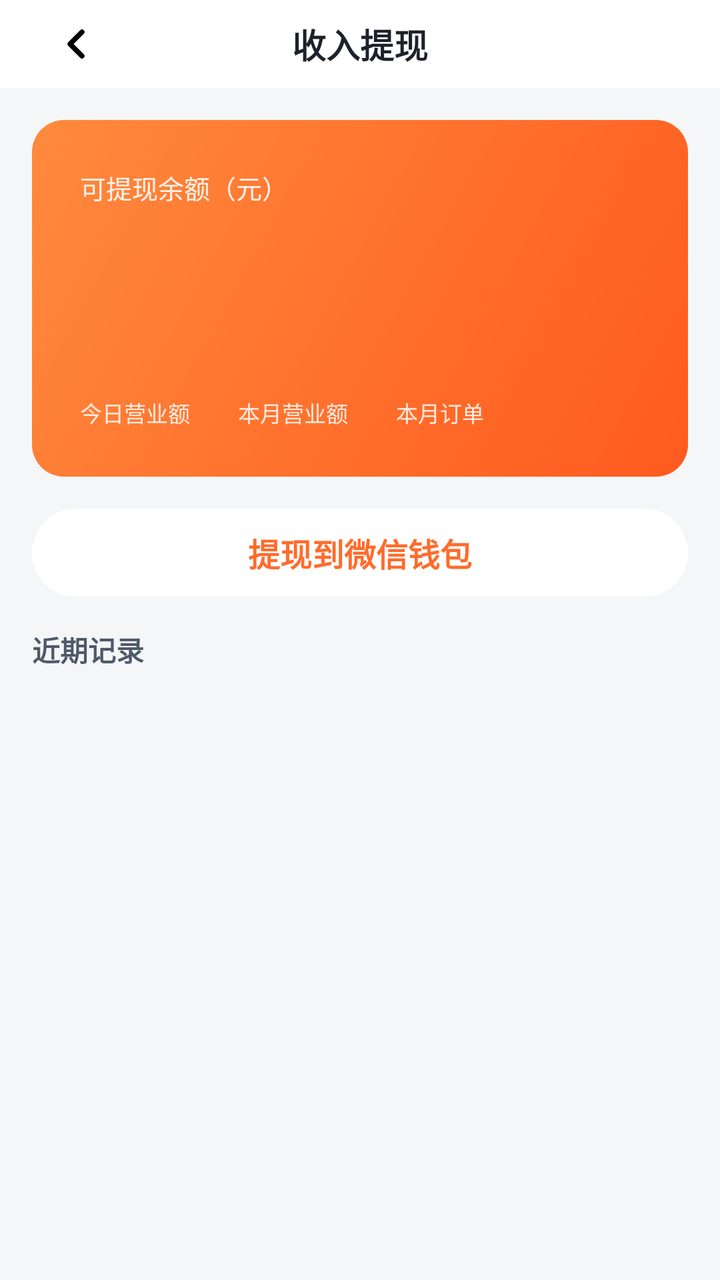
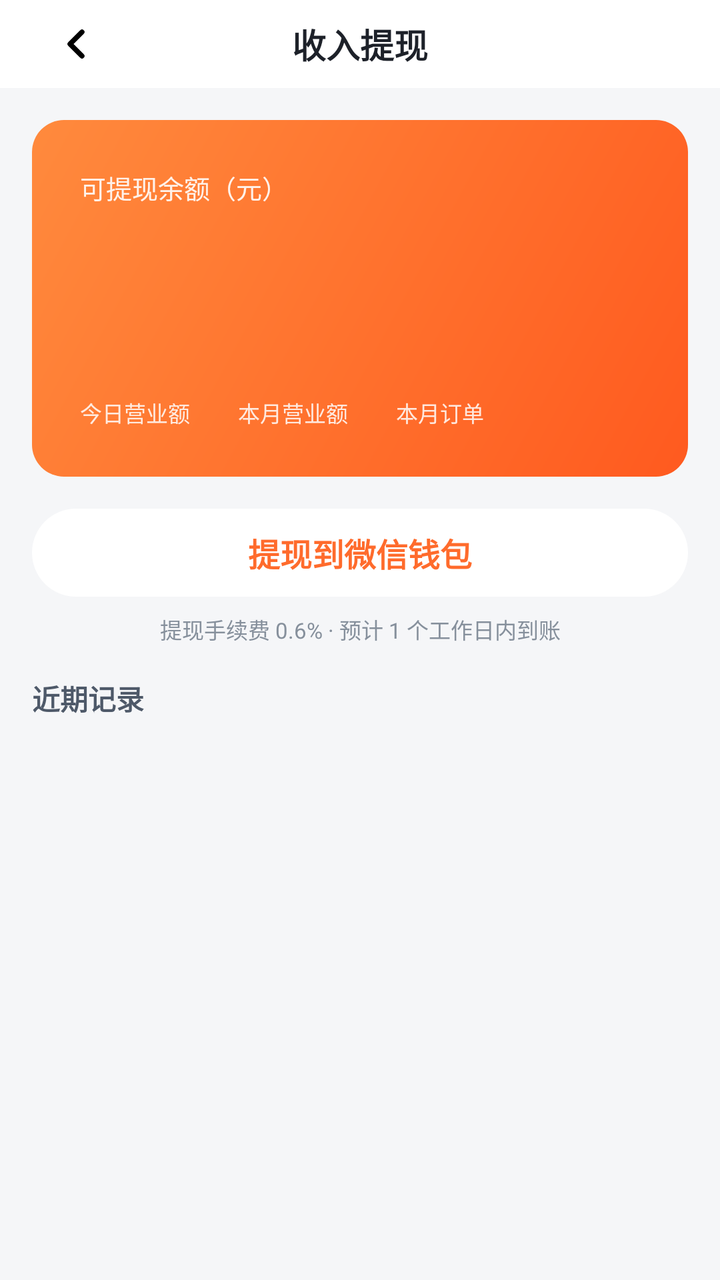

Compare the two renders of this Android layout. The source of the first and the diff that turns it into the second are given below.
<!-- AndroidManifest.xml: application theme Theme.DawnStore -->
<!-- res/layout/activity_finance.xml -->
<?xml version="1.0" encoding="utf-8"?>
<LinearLayout xmlns:android="http://schemas.android.com/apk/res/android"
    xmlns:app="http://schemas.android.com/apk/res-auto"
    android:layout_width="match_parent"
    android:layout_height="match_parent"
    android:background="@color/bg"
    android:orientation="vertical">

    
    <FrameLayout
        android:layout_width="match_parent"
        android:layout_height="44dp"
        android:background="@color/white">

        <ImageView
            android:id="@+id/backBtn"
            android:layout_width="wrap_content"
            android:layout_height="match_parent"
            android:layout_gravity="start"
            android:layout_marginLeft="16dp"
            android:importantForAccessibility="yes"
            android:padding="10dp"
            android:src="@drawable/ic_back"
            app:tint="@color/text_primary" />

        <TextView
            android:layout_width="wrap_content"
            android:layout_height="wrap_content"
            android:layout_gravity="center"
            android:text="收入提现"
            android:textColor="@color/text_primary"
            android:textSize="17sp"
            android:textStyle="bold" />
    </FrameLayout>

    <ScrollView
        android:layout_width="match_parent"
        android:layout_height="match_parent"
        android:overScrollMode="never">

        <LinearLayout
            android:layout_width="match_parent"
            android:layout_height="wrap_content"
            android:orientation="vertical"
            android:paddingLeft="16dp"
            android:paddingRight="16dp"
            android:paddingTop="16dp">

            
            <LinearLayout
                android:layout_width="match_parent"
                android:layout_height="wrap_content"
                android:background="@drawable/bg_balance_card"
                android:orientation="vertical"
                android:padding="24dp">

                <TextView
                    android:layout_width="wrap_content"
                    android:layout_height="wrap_content"
                    android:alpha="0.9"
                    android:text="可提现余额（元）"
                    android:textColor="@color/white"
                    android:textSize="13sp" />

                <TextView
                    android:id="@+id/balanceValue"
                    android:layout_width="wrap_content"
                    android:layout_height="wrap_content"
                    android:layout_marginTop="8dp"
                    android:textColor="@color/white"
                    android:textSize="36sp"
                    android:textStyle="bold" />

                <LinearLayout
                    android:layout_width="wrap_content"
                    android:layout_height="wrap_content"
                    android:layout_marginTop="16dp"
                    android:orientation="horizontal">

                    <LinearLayout
                        android:layout_width="wrap_content"
                        android:layout_height="wrap_content"
                        android:layout_marginRight="24dp"
                        android:orientation="vertical">

                        <TextView
                            android:id="@+id/todayRevenue"
                            android:layout_width="wrap_content"
                            android:layout_height="wrap_content"
                            android:textColor="@color/white"
                            android:textSize="15sp"
                            android:textStyle="bold" />

                        <TextView
                            android:layout_width="wrap_content"
                            android:layout_height="wrap_content"
                            android:layout_marginTop="2dp"
                            android:alpha="0.85"
                            android:text="今日营业额"
                            android:textColor="@color/white"
                            android:textSize="11sp" />
                    </LinearLayout>

                    <LinearLayout
                        android:layout_width="wrap_content"
                        android:layout_height="wrap_content"
                        android:layout_marginRight="24dp"
                        android:orientation="vertical">

                        <TextView
                            android:id="@+id/monthRevenue"
                            android:layout_width="wrap_content"
                            android:layout_height="wrap_content"
                            android:textColor="@color/white"
                            android:textSize="15sp"
                            android:textStyle="bold" />

                        <TextView
                            android:layout_width="wrap_content"
                            android:layout_height="wrap_content"
                            android:layout_marginTop="2dp"
                            android:alpha="0.85"
                            android:text="本月营业额"
                            android:textColor="@color/white"
                            android:textSize="11sp" />
                    </LinearLayout>

                    <LinearLayout
                        android:layout_width="wrap_content"
                        android:layout_height="wrap_content"
                        android:orientation="vertical">

                        <TextView
                            android:id="@+id/monthOrders"
                            android:layout_width="wrap_content"
                            android:layout_height="wrap_content"
                            android:textColor="@color/white"
                            android:textSize="15sp"
                            android:textStyle="bold" />

                        <TextView
                            android:layout_width="wrap_content"
                            android:layout_height="wrap_content"
                            android:layout_marginTop="2dp"
                            android:alpha="0.85"
                            android:text="本月订单"
                            android:textColor="@color/white"
                            android:textSize="11sp" />
                    </LinearLayout>
                </LinearLayout>
            </LinearLayout>

            
            <TextView
                android:id="@+id/withdrawBtn"
                android:layout_width="match_parent"
                android:layout_height="44dp"
                android:layout_marginTop="16dp"
                android:layout_marginBottom="16dp"
                android:background="@drawable/bg_btn_white_22"
                android:gravity="center"
                android:text="提现到微信钱包"
                android:textColor="@color/primary"
                android:textSize="16sp"
                android:textStyle="bold" />

            <TextView
                android:layout_width="wrap_content"
                android:layout_height="wrap_content"
                android:paddingBottom="8dp"
                android:text="近期记录"
                android:textColor="@color/text_secondary"
                android:textSize="14sp"
                android:textStyle="bold" />

            <androidx.recyclerview.widget.RecyclerView
                android:id="@+id/recordList"
                android:layout_width="match_parent"
                android:layout_height="wrap_content"
                android:nestedScrollingEnabled="false"
                android:overScrollMode="never" />
        </LinearLayout>
    </ScrollView>
</LinearLayout>
<!-- resources referenced by this layout -->
<resources>
  <color name="bg">#F5F6F8</color>
  <color name="primary">#FF6B2C</color>
  <color name="text_primary">#1D2129</color>
  <color name="text_secondary">#4E5969</color>
  <color name="white">#FFFFFF</color>
  <!-- drawable bg_balance_card (drawable) -->
  <?xml version="1.0" encoding="utf-8"?>
  <shape xmlns:android="http://schemas.android.com/apk/res/android">
      <corners android:radius="16dp" />
      <gradient
          android:angle="315"
          android:startColor="#FF8A3D"
          android:endColor="#FF5A1F" />
  </shape>
  <!-- drawable bg_btn_white_22 (drawable) -->
  <?xml version="1.0" encoding="utf-8"?>
  <shape xmlns:android="http://schemas.android.com/apk/res/android">
      <solid android:color="@color/white" />
      <corners android:radius="22dp" />
  </shape>
  <!-- drawable ic_back (drawable) -->
  <?xml version="1.0" encoding="utf-8"?>
  <vector xmlns:android="http://schemas.android.com/apk/res/android"
      android:width="24dp" android:height="24dp"
      android:viewportWidth="24" android:viewportHeight="24">
      <path
          android:fillColor="@android:color/transparent"
          android:strokeColor="#FF000000"
          android:strokeWidth="2.5"
          android:strokeLineCap="round"
          android:strokeLineJoin="round"
          android:pathData="M15 18l-6-6 6-6" />
  </vector>
  <style name="Theme.DawnStore" parent="Theme.AppCompat.Light.NoActionBar">
          <item name="android:windowBackground">@color/bg</item>
          <item name="android:statusBarColor">@android:color/transparent</item>
          <item name="android:navigationBarColor">@color/white</item>
          <item name="android:windowLightStatusBar">false</item>
          <item name="colorPrimary">@color/primary</item>
          <item name="colorPrimaryDark">@color/primary_deep</item>
          <item name="colorAccent">@color/primary</item>
          <item name="android:textColorPrimary">@color/text_primary</item>
          <item name="android:textColorSecondary">@color/text_secondary</item>
      </style>
  <color name="primary_deep">#FF5A1F</color>
</resources>

<!-- the commit's change to res/layout/activity_finance.xml (unified diff, before → after) -->
@@ -156,13 +156,23 @@
                 android:layout_width="match_parent"
                 android:layout_height="44dp"
                 android:layout_marginTop="16dp"
-                android:layout_marginBottom="16dp"
                 android:background="@drawable/bg_btn_white_22"
                 android:gravity="center"
                 android:text="提现到微信钱包"
                 android:textColor="@color/primary"
                 android:textSize="16sp"
                 android:textStyle="bold" />
+
+            <TextView
+                android:id="@+id/feeTip"
+                android:layout_width="match_parent"
+                android:layout_height="wrap_content"
+                android:layout_marginTop="8dp"
+                android:layout_marginBottom="16dp"
+                android:gravity="center"
+                android:text="提现手续费 0.6% · 预计 1 个工作日内到账"
+                android:textColor="@color/text_tertiary"
+                android:textSize="11sp" />
 
             <TextView
                 android:layout_width="wrap_content"
<!-- resource entries referenced after the edit -->
@@ -4,6 +4,7 @@
   <color name="primary">#FF6B2C</color>
   <color name="text_primary">#1D2129</color>
   <color name="text_secondary">#4E5969</color>
+  <color name="text_tertiary">#86909C</color>
   <color name="white">#FFFFFF</color>
   <!-- drawable bg_balance_card (drawable) -->
   <?xml version="1.0" encoding="utf-8"?>
